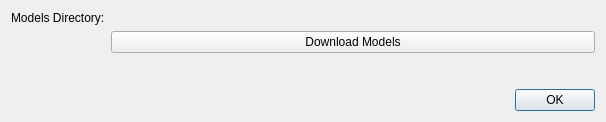
Before: the Qt Designer form src/tree_eyed/tree_eyed_settings_dialog.ui in afruizh/TreeEyed, drawn with Qt 5.
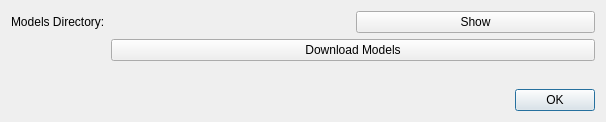
After: the same form once the commit is applied. Custom widgets are drawn as their Qt base class.

```diff
--- a/src/tree_eyed/tree_eyed_settings_dialog.ui
+++ b/src/tree_eyed/tree_eyed_settings_dialog.ui
@@ -16,14 +16,16 @@
   <layout class="QVBoxLayout" name="verticalLayout">
    <item>
     <layout class="QFormLayout" name="formLayout">
-     <item row="0" column="0">
+     <item row="1" column="0">
       <widget class="QLabel" name="label">
        <property name="text">
         <string>Models Directory:</string>
        </property>
       </widget>
      </item>
-     <item row="0" column="1">
+     <item row="1" column="1">
+      <layout class="QHBoxLayout" name="horizontalLayout">
+       <item>
       <widget class="QgsFileWidget" name="mQgsFileWidget_model_dir">
        <property name="storageMode">
         <enum>QgsFileWidget::GetDirectory</enum>
@@ -33,7 +35,16 @@
        </property>
       </widget>
      </item>
-     <item row="1" column="1">
+       <item>
+        <widget class="QPushButton" name="pushButton_show">
+         <property name="text">
+          <string>Show</string>
+         </property>
+        </widget>
+       </item>
+      </layout>
+     </item>
+     <item row="2" column="1">
       <widget class="QPushButton" name="pushButton_download_models">
        <property name="text">
         <string>Download Models</string>
```
Lines whose indentation alone changed are shown as unchanged.
